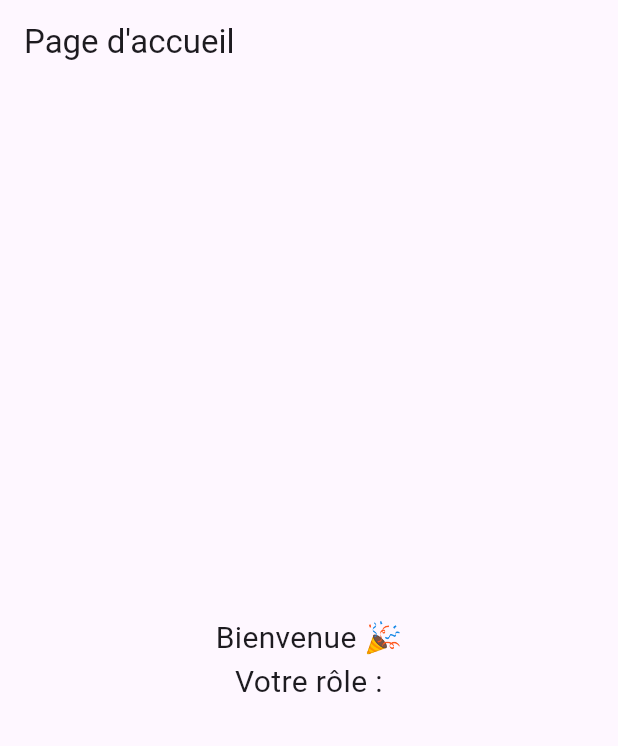
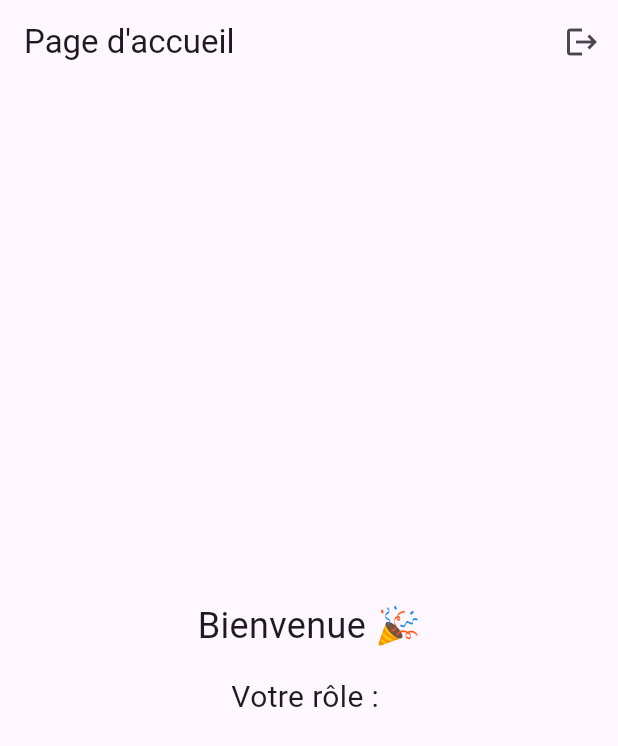
Before and after one commit to SaibiDhia/stage_app, a Flutter app: the HomePage screen opened directly with empty values, on a phone screen of 412 x 824 dp. Shown: the top 746 px of the screen. Run offline on Flutter 3.47's test engine with Material 3 defaults, Android fonts, the phone set to English and light mode, and no system bars; our stand-ins replace shared_preferences; accounts and stored records are empty.

Commit message:
Login and Logout working

```diff
--- a/Frontend/lib/screens/home_page.dart
+++ b/Frontend/lib/screens/home_page.dart
@@ -1,19 +1,43 @@
 import 'package:flutter/material.dart';
+import 'package:shared_preferences/shared_preferences.dart';
+import 'package:pfeproject/screens/login_page.dart';
 
 class HomePage extends StatelessWidget {
   final String role;
 
-  const HomePage({super.key, required this.role});
+  const HomePage({Key? key, required this.role}) : super(key: key);
+
+  Future<void> _logout(BuildContext context) async {
+    final prefs = await SharedPreferences.getInstance();
+    await prefs.clear(); // Supprimer toutes les données sauvegardées
+    Navigator.pushReplacement(
+      context,
+      MaterialPageRoute(
+          builder: (context) => LoginPage()), // Retourne vers login
+    );
+  }
 
   @override
   Widget build(BuildContext context) {
     return Scaffold(
-      appBar: AppBar(title: const Text("Page d'accueil")),
+      appBar: AppBar(
+        title: const Text('Page d\'accueil'),
+        actions: [
+          IconButton(
+            icon: const Icon(Icons.logout),
+            onPressed: () =>
+                _logout(context), // Appelle la fonction de déconnexion
+          )
+        ],
+      ),
       body: Center(
-        child: Text(
-          'Bienvenue 🎉\nVotre rôle : $role',
-          style: const TextStyle(fontSize: 20),
-          textAlign: TextAlign.center,
+        child: Column(
+          mainAxisAlignment: MainAxisAlignment.center,
+          children: [
+            const Text('Bienvenue 🎉', style: TextStyle(fontSize: 24)),
+            const SizedBox(height: 16),
+            Text('Votre rôle : $role', style: const TextStyle(fontSize: 20)),
+          ],
         ),
       ),
     );
--- a/Frontend/lib/screens/login_page.dart
+++ b/Frontend/lib/screens/login_page.dart
@@ -25,7 +25,7 @@ class _LoginPageState extends State<LoginPage> {
     });
 
     final url = Uri.parse(
-        'http://localhost:8081/api/auth/login'); // ← Important pour Android emulator !
+        'http://10.0.2.2:8081/api/auth/login'); // ← Important pour Android emulator !
 
     try {
       final response = await http.post(
```
